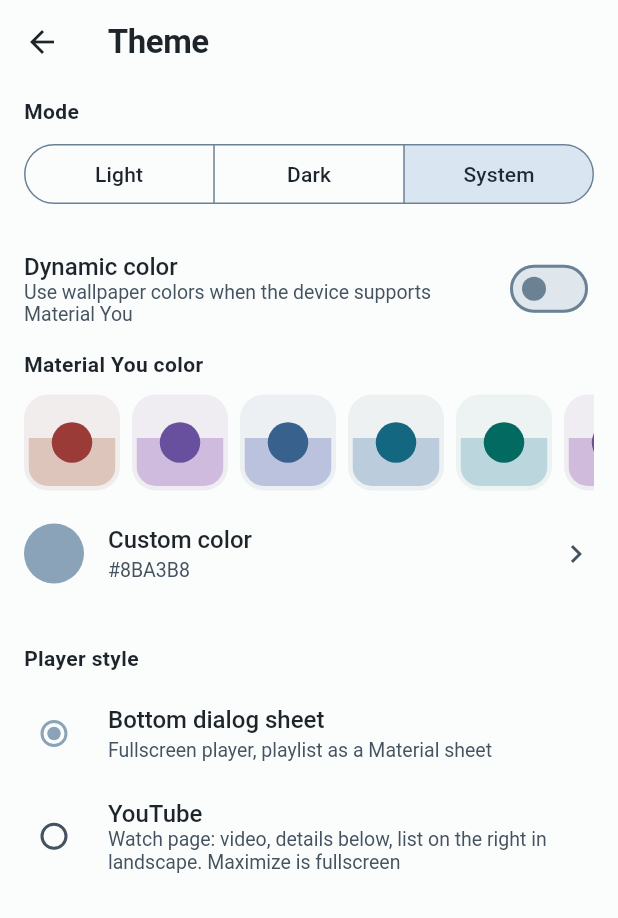
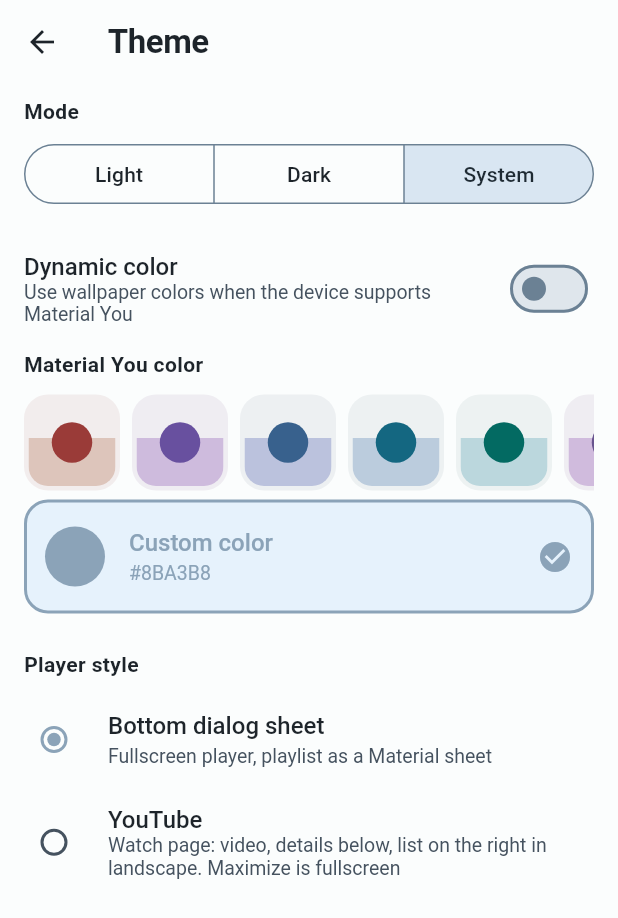
Before and after one commit to mounsokdara/video-player, a Flutter app: the ThemeSettings screen opened directly with empty values, after a tap on "Dynamic color", on a phone screen of 412 x 824 dp. Shown: the top 918 px of the screen. Run offline on Flutter 3.47's test engine with Material 3 defaults, Android fonts, the phone set to English and light mode, and no system bars; drawn by our look-alikes of dynamic_color; our stand-ins replace battery_plus, package_info_plus, permission_handler, share_plus, shared_preferences, vibration and 1 more; missing offline and left inert: media_kit, media_kit_video, photo_manager, screen_brightness, volume_controller; accounts and stored records are empty.

Commit message:
Remove What's new 1.0.2 tile; highlight Custom color tile when a custom color is active

```diff
--- a/lib/settings/settings_ui.dart
+++ b/lib/settings/settings_ui.dart
@@ -512,13 +512,24 @@ class _ThemeSettingsState extends State<ThemeSettings> {
                       s.dynamicColor = false;
                     }),
                   ),
-                  ListTile(
-                    contentPadding: EdgeInsets.zero,
+                  Builder(builder: (context) {
+                    final cs = Theme.of(context).colorScheme;
+                    final rgb = s.seedColor & 0xFFFFFF;
+                    final isCustom = !s.dynamicColor &&
+                        !schemeChips.any((c) => (c.circle.toARGB32() & 0xFFFFFF) == rgb);
+                    return ListTile(
+                    contentPadding: isCustom ? const EdgeInsets.symmetric(horizontal: 12) : EdgeInsets.zero,
+                    shape: RoundedRectangleBorder(
+                      borderRadius: BorderRadius.circular(16),
+                      side: isCustom ? BorderSide(color: cs.primary, width: 2) : BorderSide.none,
+                    ),
+                    selected: isCustom,
+                    selectedTileColor: cs.primaryContainer.withValues(alpha: 0.5),
                     enabled: !s.dynamicColor,
                     leading: CircleAvatar(backgroundColor: Color(s.seedColor)),
                     title: const Text('Custom color'),
                     subtitle: Text('#${s.seedColor.toRadixString(16).padLeft(8, '0').substring(2).toUpperCase()}'),
-                    trailing: const Icon(Icons.chevron_right),
+                    trailing: Icon(isCustom ? Icons.check_circle : Icons.chevron_right),
                     onTap: s.dynamicColor
                         ? null
                         : () async {
@@ -530,7 +541,8 @@ class _ThemeSettingsState extends State<ThemeSettings> {
                               });
                             }
                           },
-                  ),
+                    );
+                  }),
                 ],
               ),
             ),
```
Also changed, not shown: lib/settings/about.dart (+0 -10 lines).
